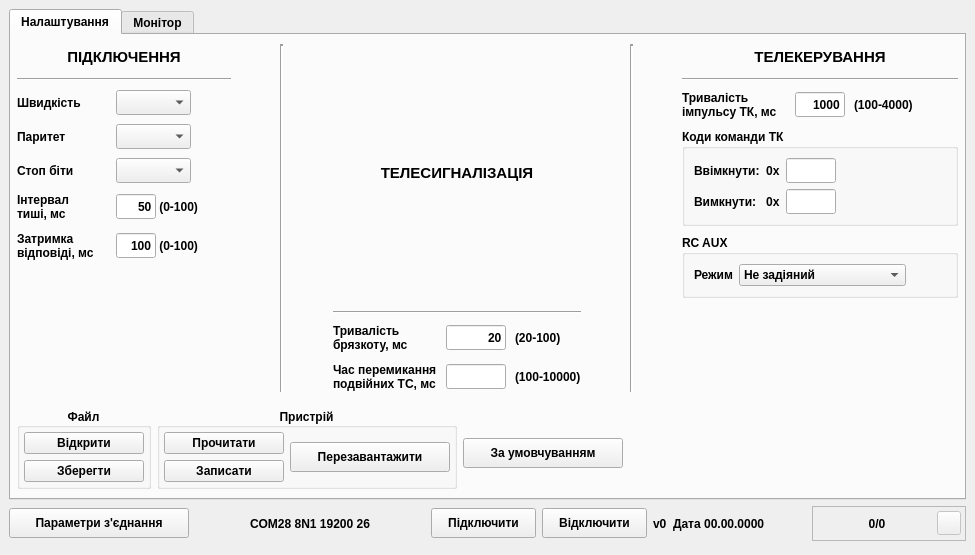
This is mdio.ui in Goodjamp/Mdio as Qt 5 draws it before an edit. The edited form follows.
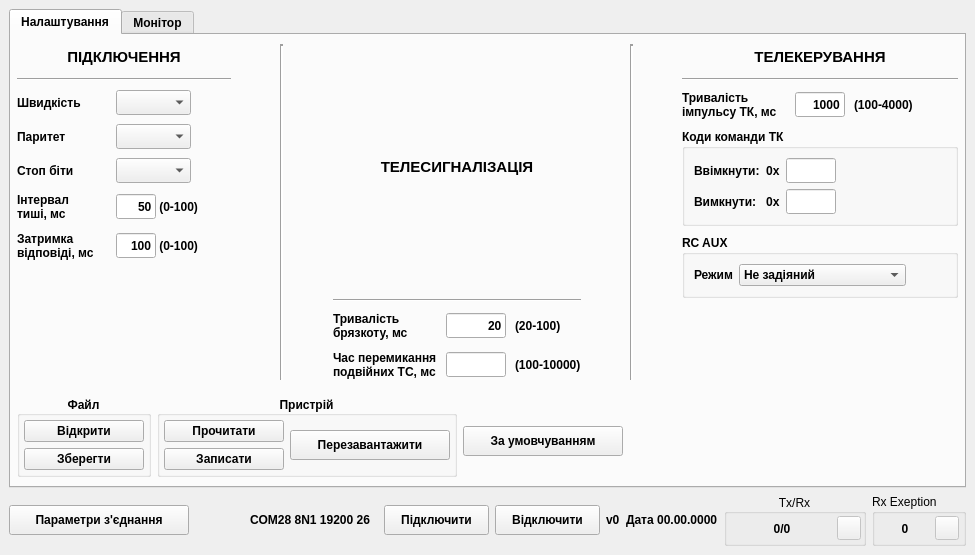
This is the edited form.

```diff
--- a/mdio.ui
+++ b/mdio.ui
@@ -45,6 +45,9 @@
     </size>
    </property>
    <layout class="QVBoxLayout" name="verticalLayout">
+    <property name="bottomMargin">
+     <number>4</number>
+    </property>
     <item>
      <layout class="QHBoxLayout" name="horizontalLayout">
       <property name="spacing">
@@ -1731,34 +1734,34 @@
        </spacer>
       </item>
       <item>
-       <widget class="QFrame" name="fCommunicationInd">
-        <property name="frameShape">
-         <enum>QFrame::Shape::StyledPanel</enum>
+       <widget class="QGroupBox" name="gbCommunicationInd">
+        <property name="title">
+         <string>Tx/Rx</string>
         </property>
-        <property name="frameShadow">
-         <enum>QFrame::Shadow::Raised</enum>
+        <property name="alignment">
+         <set>Qt::AlignmentFlag::AlignCenter</set>
         </property>
-        <layout class="QHBoxLayout" name="horizontalLayout_12">
+        <layout class="QHBoxLayout" name="horizontalLayout_14">
          <property name="spacing">
           <number>0</number>
          </property>
          <property name="leftMargin">
-          <number>4</number>
+          <number>0</number>
          </property>
          <property name="topMargin">
-          <number>4</number>
+          <number>2</number>
          </property>
          <property name="rightMargin">
-          <number>4</number>
+          <number>2</number>
          </property>
          <property name="bottomMargin">
-          <number>4</number>
+          <number>2</number>
          </property>
          <item>
           <widget class="QLabel" name="lCommunicationStatistic">
            <property name="minimumSize">
             <size>
-             <width>120</width>
+             <width>110</width>
              <height>25</height>
             </size>
            </property>
@@ -1810,6 +1813,83 @@
         </layout>
        </widget>
       </item>
+      <item>
+       <widget class="QGroupBox" name="gbExExeprion">
+        <property name="title">
+         <string>Rx Exeption</string>
+        </property>
+        <layout class="QHBoxLayout" name="horizontalLayout_12">
+         <property name="spacing">
+          <number>0</number>
+         </property>
+         <property name="leftMargin">
+          <number>0</number>
+         </property>
+         <property name="topMargin">
+          <number>2</number>
+         </property>
+         <property name="rightMargin">
+          <number>2</number>
+         </property>
+         <property name="bottomMargin">
+          <number>2</number>
+         </property>
+         <item>
+          <widget class="QLabel" name="lRxExeptionStatistic">
+           <property name="minimumSize">
+            <size>
+             <width>60</width>
+             <height>25</height>
+            </size>
+           </property>
+           <property name="maximumSize">
+            <size>
+             <width>60</width>
+             <height>25</height>
+            </size>
+           </property>
+           <property name="font">
+            <font>
+             <pointsize>9</pointsize>
+             <bold>true</bold>
+            </font>
+           </property>
+           <property name="text">
+            <string>0</string>
+           </property>
+           <property name="alignment">
+            <set>Qt::AlignmentFlag::AlignCenter</set>
+           </property>
+          </widget>
+         </item>
+         <item>
+          <widget class="QPushButton" name="pbRxExeptionStatus">
+           <property name="enabled">
+            <bool>false</bool>
+           </property>
+           <property name="minimumSize">
+            <size>
+             <width>24</width>
+             <height>24</height>
+            </size>
+           </property>
+           <property name="maximumSize">
+            <size>
+             <width>24</width>
+             <height>24</height>
+            </size>
+           </property>
+           <property name="text">
+            <string/>
+           </property>
+           <property name="checkable">
+            <bool>true</bool>
+           </property>
+          </widget>
+         </item>
+        </layout>
+       </widget>
+      </item>
      </layout>
     </item>
    </layout>
```
